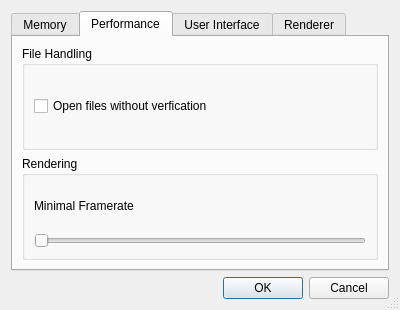
Qt form UI/UI/SettingsDlg.ui (SCIInstitute/ImageVis3D) before a commit.
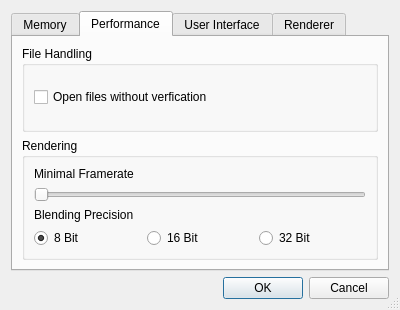
The same form after that commit. The open tabs and pages were chosen to show the change.

Commit message: added a setting to change the blend precision fixed opacity correction

```diff
--- a/UI/UI/SettingsDlg.ui
+++ b/UI/UI/SettingsDlg.ui
@@ -162,10 +162,10 @@
      <widget class="QWidget" name="tabPerformance" >
       <property name="geometry" >
        <rect>
-        <x>85</x>
-        <y>125</y>
-        <width>1424</width>
-        <height>823</height>
+        <x>0</x>
+        <y>0</y>
+        <width>376</width>
+        <height>224</height>
        </rect>
       </property>
       <attribute name="title" >
@@ -208,6 +208,55 @@
             </property>
            </widget>
           </item>
+          <item>
+           <widget class="QLabel" name="label_6" >
+            <property name="text" >
+             <string>Blending Precision</string>
+            </property>
+           </widget>
+          </item>
+          <item>
+           <widget class="QFrame" name="frame" >
+            <property name="frameShape" >
+             <enum>QFrame::NoFrame</enum>
+            </property>
+            <property name="frameShadow" >
+             <enum>QFrame::Plain</enum>
+            </property>
+            <property name="lineWidth" >
+             <number>0</number>
+            </property>
+            <layout class="QHBoxLayout" name="horizontalLayout" >
+             <property name="margin" >
+              <number>0</number>
+             </property>
+             <item>
+              <widget class="QRadioButton" name="radioButton_Prec8Bit" >
+               <property name="text" >
+                <string>8 Bit</string>
+               </property>
+               <property name="checked" >
+                <bool>true</bool>
+               </property>
+              </widget>
+             </item>
+             <item>
+              <widget class="QRadioButton" name="radioButton_Prec16Bit" >
+               <property name="text" >
+                <string>16 Bit</string>
+               </property>
+              </widget>
+             </item>
+             <item>
+              <widget class="QRadioButton" name="radioButton_Prec32Bit" >
+               <property name="text" >
+                <string>32 Bit</string>
+               </property>
+              </widget>
+             </item>
+            </layout>
+           </widget>
+          </item>
          </layout>
         </widget>
        </item>
```
Left out of the diff: 24 changed lines with no effect on the pictures. The commit also changes 12 other files.
